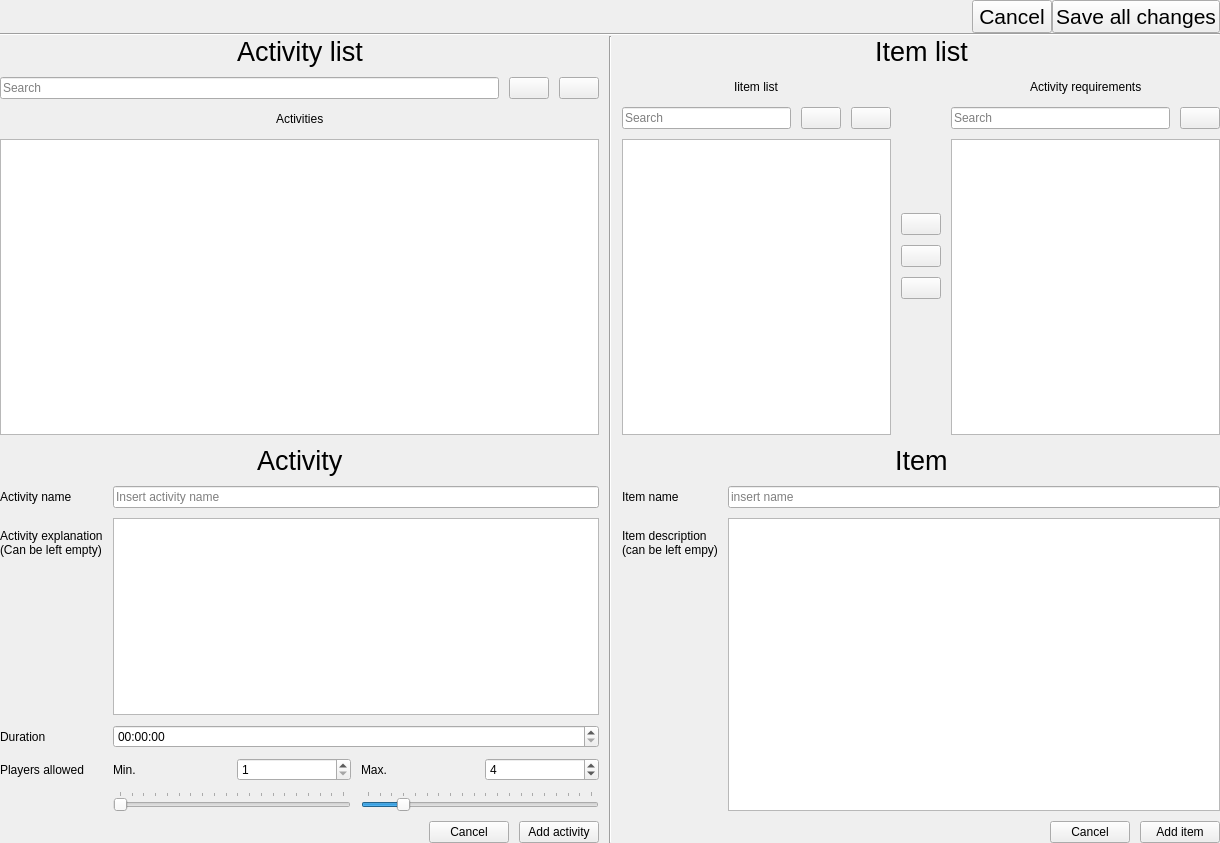
The window that mngactivity.ui (glennnys/Decided) describes before a commit, drawn with Qt 5.
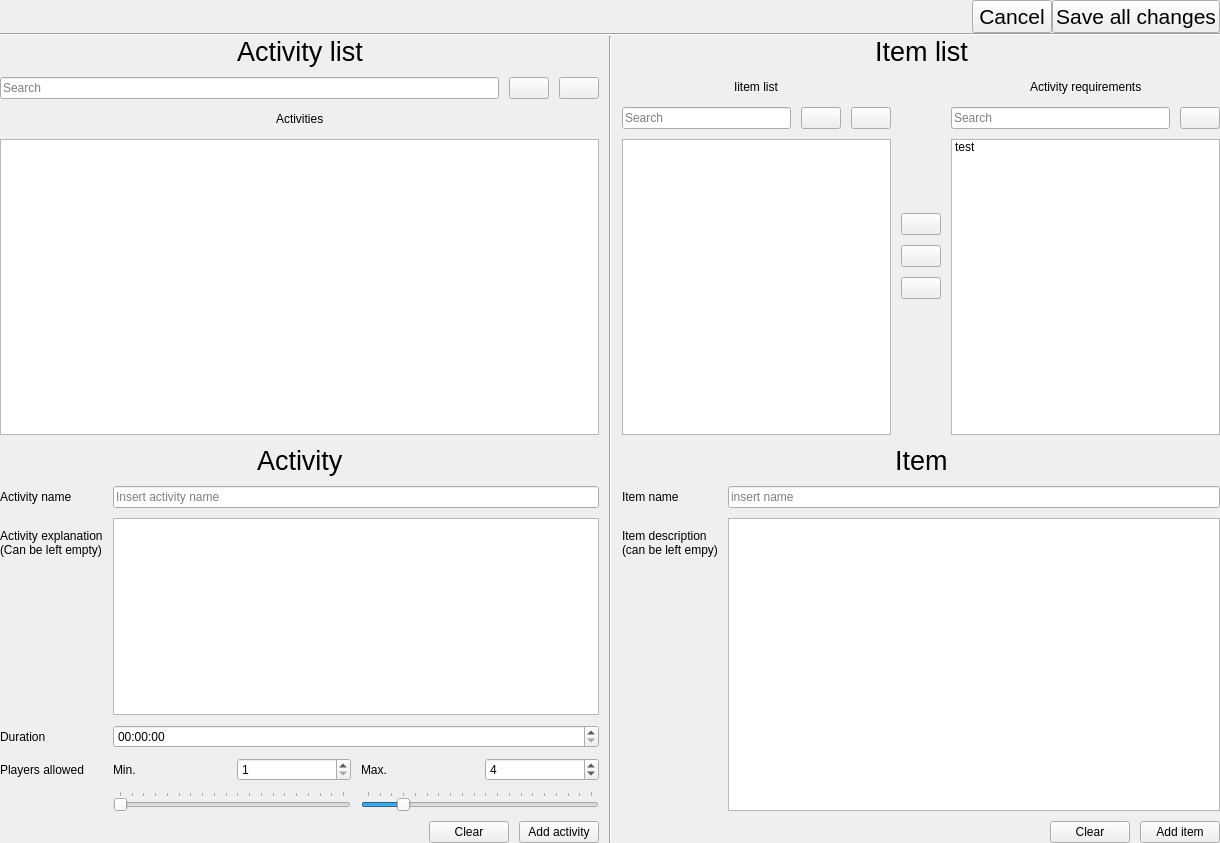
The same window after the commit. Icons and pictures are not drawn.

Commit message: item manipulation done, next: activities

Diff of the .ui file:
```diff
--- a/mngactivity.ui
+++ b/mngactivity.ui
@@ -442,7 +442,7 @@
            <item>
             <widget class="QPushButton" name="cancel_act_btn">
              <property name="text">
-              <string>Cancel</string>
+              <string>Clear</string>
              </property>
             </widget>
            </item>
@@ -741,7 +741,13 @@
               </layout>
              </item>
              <item>
-              <widget class="QListWidget" name="selected_item_list"/>
+              <widget class="QListWidget" name="selected_item_list">
+               <item>
+                <property name="text">
+                 <string>test</string>
+                </property>
+               </item>
+              </widget>
              </item>
             </layout>
            </item>
@@ -857,7 +863,7 @@
               <string>Clear item creation fields</string>
              </property>
              <property name="text">
-              <string>Cancel</string>
+              <string>Clear</string>
              </property>
             </widget>
            </item>
```
Left out of the diff: 2 changed lines with no effect on the pictures. The commit also changes 2 other files.
